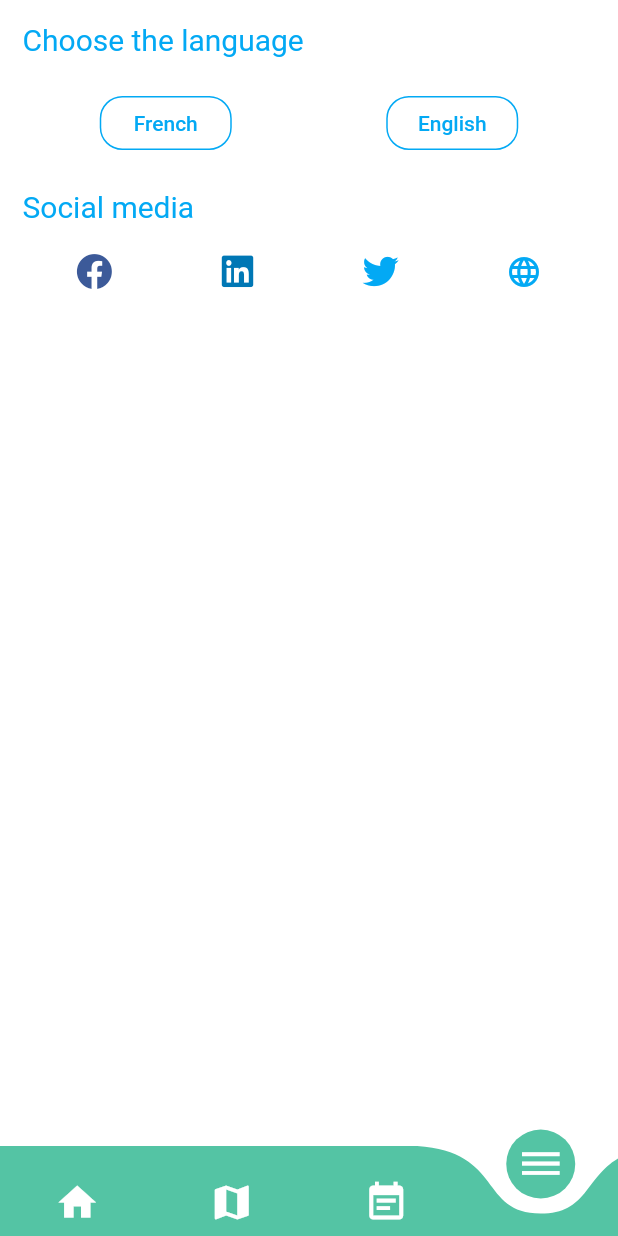
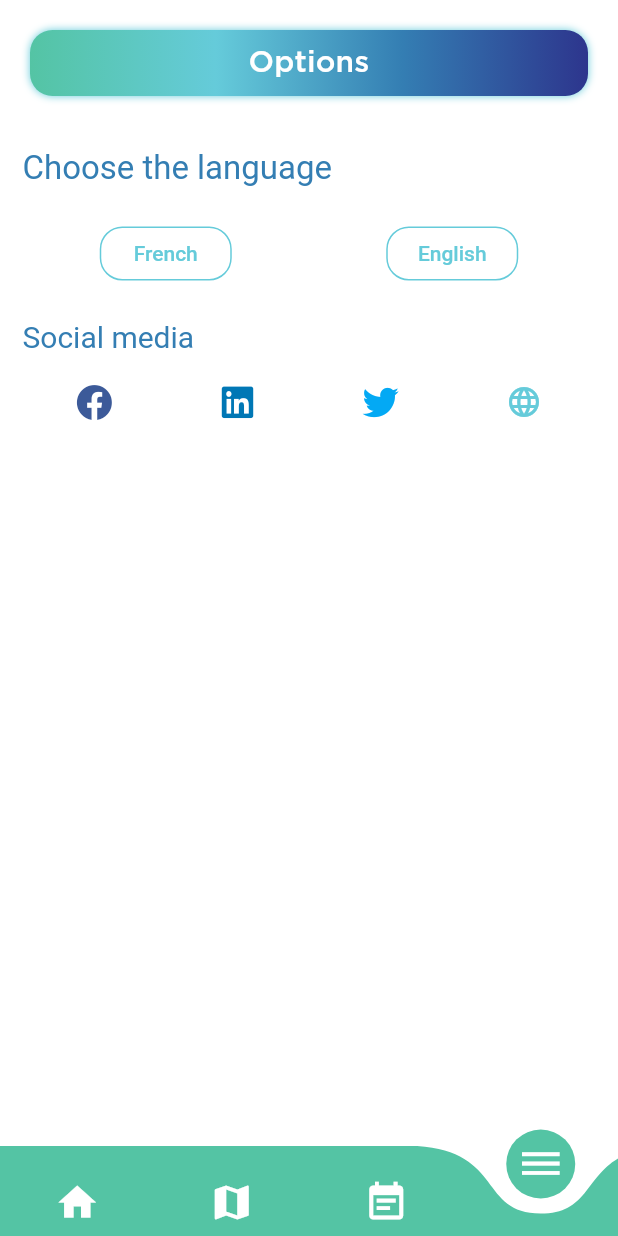
Before and after one commit to fouques1u/ForumHorizonChimie2020, a Flutter app: the screen it shows after launch, item 4 of the bottom bar chosen, on a phone screen of 412 x 824 dp. Run offline on Flutter 3.47's test engine with Material 2 defaults, Android fonts, the phone set to English and light mode, and no system bars; drawn by our look-alikes of curved_navigation_bar; our stand-ins replace cloud_firestore, font_awesome_flutter; accounts and stored records are empty.

Commit message:
Design style changes.

```diff
--- a/lib/colors.dart
+++ b/lib/colors.dart
@@ -5,3 +5,7 @@ const darkBlueColor = Color.fromRGBO(45, 53, 141, 1);
 const simpleBlueColor = Color.fromRGBO(52, 126, 179, 1);
 const lightBlueColor = Color.fromRGBO(101, 203, 218, 1);
 const lightGreenColor = Color.fromRGBO(84, 196, 164, 1);
+
+const double titleTextSize = 22;
+const double tileTextSize = 20;
+const double normalTextSize = 16;
--- a/lib/screens/cv_screen.dart
+++ b/lib/screens/cv_screen.dart
@@ -142,7 +142,6 @@ class _CvScreenState extends State<CvScreen> {
               ],
               gradient: LinearGradient(
                 colors: <Color>[
-                  lightBlueColor,
                   simpleBlueColor,
                   darkBlueColor,
                 ],
--- a/lib/screens/map_pages/first_floor.dart
+++ b/lib/screens/map_pages/first_floor.dart
@@ -80,7 +80,6 @@ class FirstFloorPage extends StatelessWidget {
                 colors: <Color>[
                   darkBlueColor,
                   simpleBlueColor,
-                  lightBlueColor,
                 ],
                 begin: Alignment.topLeft,
                 end: Alignment.bottomRight,
--- a/lib/screens/map_pages/search_firm.dart
+++ b/lib/screens/map_pages/search_firm.dart
@@ -1,7 +1,7 @@
 import 'package:flutter/material.dart';
-import 'package:forum_horizon_chimie/widgets/grid_tile_classic.dart';
-import 'package:forum_horizon_chimie/widgets/page_title_classic.dart';
 
+import '../../widgets/grid_tile_classic.dart';
+import '../../widgets/page_title_classic.dart';
 import '../../app_localizations.dart';
 import '../../colors.dart';
 
--- a/lib/screens/map_pages/second_floor.dart
+++ b/lib/screens/map_pages/second_floor.dart
@@ -68,7 +68,6 @@ class SecondFloorPage extends StatelessWidget {
                 colors: <Color>[
                   darkBlueColor,
                   simpleBlueColor,
-                  lightBlueColor,
                 ],
                 begin: Alignment.topLeft,
                 end: Alignment.bottomRight,
--- a/lib/screens/map_pages/third_floor.dart
+++ b/lib/screens/map_pages/third_floor.dart
@@ -58,7 +58,6 @@ class ThirdFloorPage extends StatelessWidget {
                 colors: <Color>[
                   darkBlueColor,
                   simpleBlueColor,
-                  lightBlueColor,
                 ],
                 begin: Alignment.topLeft,
                 end: Alignment.bottomRight,
--- a/lib/screens/options_screen.dart
+++ b/lib/screens/options_screen.dart
@@ -1,4 +1,7 @@
 import 'package:flutter/material.dart';
+
+import 'package:forum_horizon_chimie/colors.dart';
+import 'package:forum_horizon_chimie/widgets/page_title_classic.dart';
 import 'package:url_launcher/url_launcher.dart';
 import 'package:font_awesome_flutter/font_awesome_flutter.dart';
 
@@ -48,14 +51,15 @@ class OptionsScreen extends StatelessWidget {
   Widget build(BuildContext context) {
     return Container(
       color: Theme.of(context).primaryColor,
-          child: Column(
+      child: ListView(
         children: <Widget>[
+          ClassicPageTitle(title: "options",),
           Container(
             padding: EdgeInsets.all(15),
             alignment: Alignment.centerLeft,
             child: Text(
               AppLocalizations.of(context).translate("choose_language"),
-              style: TextStyle(color: Colors.lightBlue, fontSize: 20),
+              style: TextStyle(color: simpleBlueColor, fontSize: titleTextSize),
             ),
           ),
           Container(
@@ -66,20 +70,20 @@ class OptionsScreen extends StatelessWidget {
                 OutlineButton(
                   child: Text(
                     AppLocalizations.of(context).translate('french'),
-                    style: TextStyle(color: Colors.lightBlue),
+                    style: TextStyle(color: lightBlueColor),
                   ),
                   onPressed: () => changeLocale(Locale('fr', 'FR')),
-                  borderSide: BorderSide(color: Colors.lightBlue),
+                  borderSide: BorderSide(color: lightBlueColor),
                   shape: RoundedRectangleBorder(
                       borderRadius: BorderRadius.circular(15)),
                 ),
                 OutlineButton(
                   child: Text(
                     AppLocalizations.of(context).translate('english'),
-                    style: TextStyle(color: Colors.lightBlue),
+                    style: TextStyle(color: lightBlueColor),
                   ),
                   onPressed: () => changeLocale(Locale('en', 'EN')),
-                  borderSide: BorderSide(color: Colors.lightBlue),
+                  borderSide: BorderSide(color: lightBlueColor),
                   shape: RoundedRectangleBorder(
                       borderRadius: BorderRadius.circular(15)),
                 ),
@@ -91,7 +95,7 @@ class OptionsScreen extends StatelessWidget {
             alignment: Alignment.centerLeft,
             child: Text(
               AppLocalizations.of(context).translate("social_media"),
-              style: TextStyle(color: Colors.lightBlue, fontSize: 20),
+              style: TextStyle(color: simpleBlueColor, fontSize: 20),
             ),
           ),
           Container(
@@ -118,7 +122,7 @@ class OptionsScreen extends StatelessWidget {
                       FontAwesomeIcons.linkedin,
                       color: Color.fromRGBO(0, 119, 181, 1),
                     ),
-                    onTap:  () => _launchURL(_linkedInUrl),
+                    onTap: () => _launchURL(_linkedInUrl),
                   ),
                 ),
                 Expanded(
@@ -134,7 +138,7 @@ class OptionsScreen extends StatelessWidget {
                   child: GestureDetector(
                     child: Icon(
                       Icons.language,
-                      color: Colors.lightBlue,
+                      color: lightBlueColor,
                     ),
                     onTap: () => _launchURL(_webSiteUrl),
                   ),
--- a/lib/widgets/outline_button_classic.dart
+++ b/lib/widgets/outline_button_classic.dart
@@ -19,7 +19,7 @@ class OutlineButtonClassic extends StatelessWidget {
         child: FittedBox(
           child: Text(
             text,
-            style: TextStyle(color: simpleBlueColor),
+            style: TextStyle(color: lightBlueColor),
           ),
         ),
         decoration: BoxDecoration(
```
Also changed, not shown: lang/en.json (+5 -5 lines), lang/fr.json (+5 -5 lines).
